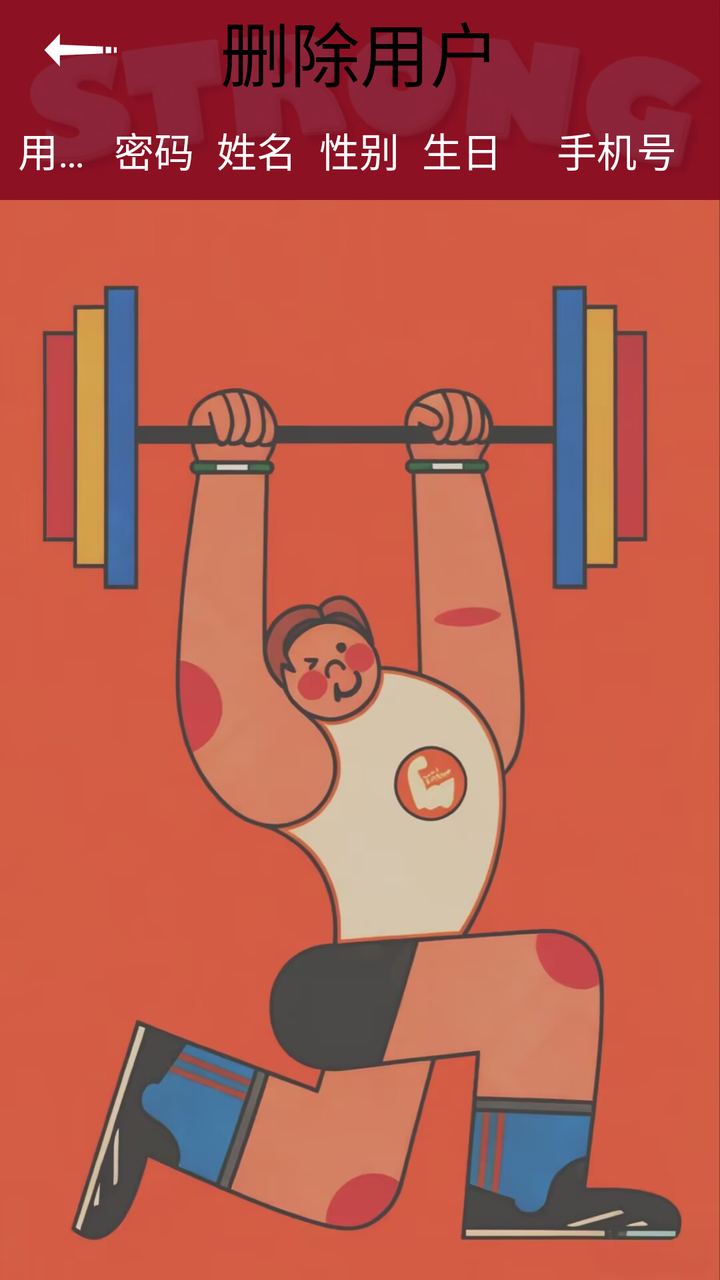
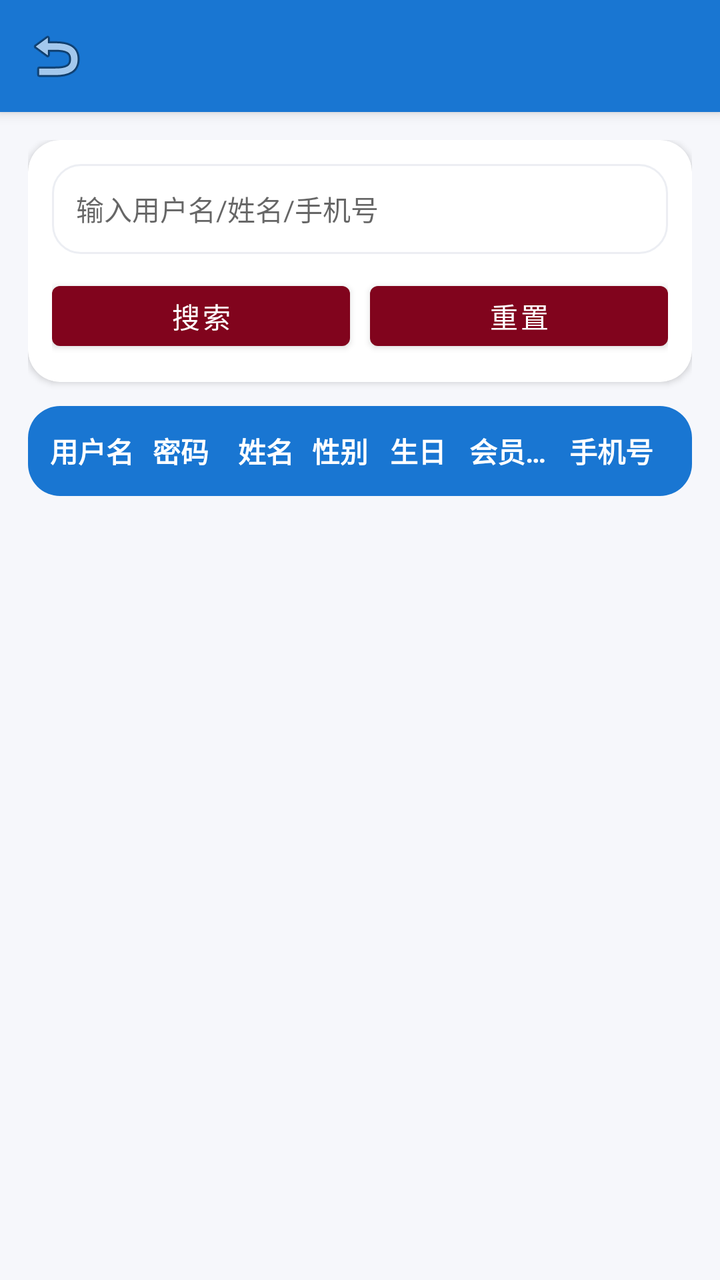

Compare the two renders of this Android layout. The source of the first and the diff that turns it into the second are given below.
<!-- AndroidManifest.xml: application theme AppTheme -->
<!-- res/layout/activity_admin_delete_users.xml -->
<?xml version="1.0" encoding="utf-8"?>
<LinearLayout xmlns:android="http://schemas.android.com/apk/res/android"
    xmlns:app="http://schemas.android.com/apk/res-auto"
    xmlns:tools="http://schemas.android.com/tools"
    android:background="@drawable/i4"
    android:layout_width="match_parent"
    android:layout_height="match_parent"
    android:orientation="vertical"
    tools:context="com.example.administrator.sportmanager.admin.houtai_admin.admin_delete_users">

    <RelativeLayout
        android:layout_width="match_parent"
        android:layout_height="50dp">

        <TextView
            android:id="@+id/textView"
            android:layout_width="match_parent"
            android:layout_height="wrap_content"
            android:layout_marginLeft="0dp"
            android:background="#D77F041D"
            android:gravity="center_horizontal"

            android:text="删除用户"
            android:textColor="@color/black"
            android:textSize="35sp" />

        <ImageButton
            android:id="@+id/editreader_back"
            android:layout_width="50dp"
            android:layout_height="50dp"
            android:layout_alignBottom="@+id/textView"
            android:layout_alignParentStart="true"
            android:layout_alignParentLeft="true"
            android:layout_marginStart="15dp"
            android:layout_marginLeft="15dp"
            android:background="@color/transparent"
            app:srcCompat="@mipmap/left_arrow" />

    </RelativeLayout>

    <LinearLayout
        android:layout_width="match_parent"
        android:layout_height="50dp"
        android:orientation="horizontal"
        android:gravity="center"
        android:background="#D77F041D"
        >

        <TextView
            android:layout_width="0dp"
            android:layout_height="wrap_content"
            android:layout_weight="1"
            android:gravity="center"
            android:singleLine="true"
            android:text="用户名"
            android:textSize="20sp"
            android:textColor="@color/white"/>

        <TextView
            android:layout_width="0dp"
            android:layout_height="wrap_content"
            android:layout_weight="1"
            android:gravity="center"
            android:singleLine="true"
            android:text="密码"
            android:textSize="20sp"
            android:textColor="@color/white"/>

        <TextView
            android:layout_width="0dp"
            android:layout_height="wrap_content"
            android:layout_weight="1"
            android:gravity="center"
            android:singleLine="true"
            android:text="姓名"
            android:textSize="20sp"
            android:textColor="@color/white"/>

        <TextView
            android:layout_width="0dp"
            android:layout_height="wrap_content"
            android:layout_weight="1"
            android:gravity="center"
            android:singleLine="true"
            android:text="性别"
            android:textSize="20sp"
            android:textColor="@color/white"/>

        <TextView
            android:layout_width="0dp"
            android:layout_height="wrap_content"
            android:layout_weight="1"
            android:gravity="center"
            android:singleLine="true"
            android:text="生日"
            android:textSize="20sp"
            android:textColor="@color/white"/>

        <TextView
            android:layout_width="0dp"
            android:layout_height="wrap_content"
            android:layout_weight="2"
            android:gravity="center"
            android:singleLine="true"
            android:text="手机号"
            android:textSize="20sp"
            android:textColor="@color/white"/>


    </LinearLayout>

    <ListView
        android:id="@+id/edit_reader_list"
        android:layout_width="match_parent"
        android:layout_height="match_parent"></ListView>
</LinearLayout>
<!-- resources referenced by this layout -->
<resources>
  <color name="black">#FF000000</color>
  <color name="transparent">#00000000</color>
  <color name="white">#FFFFFFFF</color>
  <!-- drawable i4: jpg bitmap (drawable, 135880 bytes) -->
  <!-- mipmap left_arrow: png bitmap (mipmap-xxhdpi, 874 bytes) -->
  <style name="AppTheme" parent="Theme.MaterialComponents.Light.NoActionBar">
          <item name="colorPrimary">#81041D</item>
          <item name="colorPrimaryVariant">#80041D</item>
          <item name="colorSecondary">#81041D</item>
      </style>
</resources>

<!-- the commit's change to res/layout/activity_admin_delete_users.xml (unified diff, before → after) -->
@@ -1,116 +1,140 @@
 <?xml version="1.0" encoding="utf-8"?>
-<LinearLayout xmlns:android="http://schemas.android.com/apk/res/android"
+<androidx.coordinatorlayout.widget.CoordinatorLayout
+    xmlns:android="http://schemas.android.com/apk/res/android"
     xmlns:app="http://schemas.android.com/apk/res-auto"
-    xmlns:tools="http://schemas.android.com/tools"
-    android:background="@drawable/i4"
     android:layout_width="match_parent"
     android:layout_height="match_parent"
-    android:orientation="vertical"
-    tools:context="com.example.administrator.sportmanager.admin.houtai_admin.admin_delete_users">
+    android:background="#F6F7FB">
 
-    <RelativeLayout
+    <com.google.android.material.appbar.AppBarLayout
         android:layout_width="match_parent"
-        android:layout_height="50dp">
+        android:layout_height="wrap_content">
 
-        <TextView
-            android:id="@+id/textView"
+        <com.google.android.material.appbar.MaterialToolbar
+            android:id="@+id/adminUserDeleteTopBar"
             android:layout_width="match_parent"
             android:layout_height="wrap_content"
-            android:layout_marginLeft="0dp"
-            android:background="#D77F041D"
-            android:gravity="center_horizontal"
-
-            android:text="删除用户"
-            android:textColor="@color/black"
-            android:textSize="35sp" />
-
-        <ImageButton
-            android:id="@+id/editreader_back"
-            android:layout_width="50dp"
-            android:layout_height="50dp"
-            android:layout_alignBottom="@+id/textView"
-            android:layout_alignParentStart="true"
-            android:layout_alignParentLeft="true"
-            android:layout_marginStart="15dp"
-            android:layout_marginLeft="15dp"
-            android:background="@color/transparent"
-            app:srcCompat="@mipmap/left_arrow" />
-
-    </RelativeLayout>
+            android:background="@color/colorPrimary"
+            android:title="删除用户"
+            android:titleTextColor="@color/white"
+            app:navigationIcon="@android:drawable/ic_menu_revert"/>
+    </com.google.android.material.appbar.AppBarLayout>
 
     <LinearLayout
         android:layout_width="match_parent"
-        android:layout_height="50dp"
-        android:orientation="horizontal"
-        android:gravity="center"
-        android:background="#D77F041D"
-        >
+        android:layout_height="match_parent"
+        android:orientation="vertical"
+        android:padding="14dp"
+        app:layout_behavior="@string/appbar_scrolling_view_behavior">
 
-        <TextView
-            android:layout_width="0dp"
+        <com.google.android.material.card.MaterialCardView
+            android:layout_width="match_parent"
             android:layout_height="wrap_content"
+            app:cardCornerRadius="16dp"
+            app:cardElevation="2dp">
+
+            <LinearLayout
+                android:layout_width="match_parent"
+                android:layout_height="wrap_content"
+                android:padding="12dp"
+                android:orientation="vertical">
+
+                <EditText
+                    android:id="@+id/et_keyword"
+                    android:layout_width="match_parent"
+                    android:layout_height="45dp"
+                    android:hint="输入用户名/姓名/手机号"
+                    android:background="@drawable/bg_admin_card"
+                    android:paddingStart="12dp"
+                    android:paddingEnd="12dp"
+                    android:textSize="14sp"/>
+
+                <LinearLayout
+                    android:layout_width="match_parent"
+                    android:layout_height="wrap_content"
+                    android:orientation="horizontal"
+                    android:layout_marginTop="10dp">
+
+                    <Button
+                        android:id="@+id/btn_search"
+                        android:layout_width="0dp"
+                        android:layout_height="42dp"
+                        android:layout_weight="1"
+                        android:text="搜索"/>
+
+                    <Button
+                        android:id="@+id/btn_reset"
+                        android:layout_width="0dp"
+                        android:layout_height="42dp"
+                        android:layout_weight="1"
+                        android:layout_marginStart="10dp"
+                        android:text="重置"/>
+                </LinearLayout>
+            </LinearLayout>
+        </com.google.android.material.card.MaterialCardView>
+
+        
+        <com.google.android.material.card.MaterialCardView
+            android:layout_width="match_parent"
+            android:layout_height="wrap_content"
+            android:layout_marginTop="12dp"
+            app:cardCornerRadius="16dp"
+            app:cardElevation="1dp">
+
+            <LinearLayout
+                android:layout_width="match_parent"
+                android:layout_height="45dp"
+                android:orientation="horizontal"
+                android:gravity="center_vertical"
+                android:paddingStart="10dp"
+                android:paddingEnd="10dp"
+                android:background="@color/colorPrimary">
+
+                <TextView android:layout_width="0dp" android:layout_height="wrap_content"
+                    android:layout_weight="1.2" android:text="用户名"
+                    android:textColor="@color/white" android:textStyle="bold"
+                    android:gravity="center" android:singleLine="true"/>
+
+                <TextView android:layout_width="0dp" android:layout_height="wrap_content"
+                    android:layout_weight="1.2" android:text="密码"
+                    android:textColor="@color/white" android:textStyle="bold"
+                    android:gravity="center" android:singleLine="true"/>
+
+                <TextView android:layout_width="0dp" android:layout_height="wrap_content"
+                    android:layout_weight="1.1" android:text="姓名"
+                    android:textColor="@color/white" android:textStyle="bold"
+                    android:gravity="center" android:singleLine="true"/>
+
+                <TextView android:layout_width="0dp" android:layout_height="wrap_content"
+                    android:layout_weight="0.9" android:text="性别"
+                    android:textColor="@color/white" android:textStyle="bold"
+                    android:gravity="center" android:singleLine="true"/>
+
+                <TextView android:layout_width="0dp" android:layout_height="wrap_content"
+                    android:layout_weight="1.2" android:text="生日"
+                    android:textColor="@color/white" android:textStyle="bold"
+                    android:gravity="center" android:singleLine="true"/>
+
+                <TextView android:layout_width="0dp" android:layout_height="wrap_content"
+                    android:layout_weight="1.2" android:text="会员状态"
+                    android:textColor="@color/white" android:textStyle="bold"
+                    android:gravity="center" android:singleLine="true"/>
+
+                <TextView android:layout_width="0dp" android:layout_height="wrap_content"
+                    android:layout_weight="1.6" android:text="手机号"
+                    android:textColor="@color/white" android:textStyle="bold"
+                    android:gravity="center" android:singleLine="true"/>
+            </LinearLayout>
+        </com.google.android.material.card.MaterialCardView>
+
+        <ListView
+            android:id="@+id/edit_reader_list"
+            android:layout_width="match_parent"
+            android:layout_height="0dp"
             android:layout_weight="1"
-            android:gravity="center"
-            android:singleLine="true"
-            android:text="用户名"
-            android:textSize="20sp"
-            android:textColor="@color/white"/>
-
-        <TextView
-            android:layout_width="0dp"
-            android:layout_height="wrap_content"
-            android:layout_weight="1"
-            android:gravity="center"
-            android:singleLine="true"
-            android:text="密码"
-            android:textSize="20sp"
-            android:textColor="@color/white"/>
-
-        <TextView
-            android:layout_width="0dp"
-            android:layout_height="wrap_content"
-            android:layout_weight="1"
-            android:gravity="center"
-            android:singleLine="true"
-            android:text="姓名"
-            android:textSize="20sp"
-            android:textColor="@color/white"/>
-
-        <TextView
-            android:layout_width="0dp"
-            android:layout_height="wrap_content"
-            android:layout_weight="1"
-            android:gravity="center"
-            android:singleLine="true"
-            android:text="性别"
-            android:textSize="20sp"
-            android:textColor="@color/white"/>
-
-        <TextView
-            android:layout_width="0dp"
-            android:layout_height="wrap_content"
-            android:layout_weight="1"
-            android:gravity="center"
-            android:singleLine="true"
-            android:text="生日"
-            android:textSize="20sp"
-            android:textColor="@color/white"/>
-
-        <TextView
-            android:layout_width="0dp"
-            android:layout_height="wrap_content"
-            android:layout_weight="2"
-            android:gravity="center"
-            android:singleLine="true"
-            android:text="手机号"
-            android:textSize="20sp"
-            android:textColor="@color/white"/>
-
+            android:layout_marginTop="10dp"
+            android:divider="@android:color/transparent"
+            android:dividerHeight="8dp"/>
 
     </LinearLayout>
-
-    <ListView
-        android:id="@+id/edit_reader_list"
-        android:layout_width="match_parent"
-        android:layout_height="match_parent"></ListView>
-</LinearLayout>
+</androidx.coordinatorlayout.widget.CoordinatorLayout>
<!-- resource entries referenced after the edit -->
@@ -1,10 +1,14 @@
 <!-- resources referenced by this layout -->
 <resources>
-  <color name="black">#FF000000</color>
-  <color name="transparent">#00000000</color>
+  <color name="colorPrimary">#1976D2</color>
   <color name="white">#FFFFFFFF</color>
-  <!-- drawable i4: jpg bitmap (drawable, 135880 bytes) -->
-  <!-- mipmap left_arrow: png bitmap (mipmap-xxhdpi, 874 bytes) -->
+  <!-- drawable bg_admin_card (drawable) -->
+  <?xml version="1.0" encoding="utf-8"?>
+  <shape xmlns:android="http://schemas.android.com/apk/res/android">
+      <solid android:color="#FFFFFF"/>
+      <corners android:radius="14dp"/>
+      <stroke android:width="1dp" android:color="#ECEEF3"/>
+  </shape>
   <style name="AppTheme" parent="Theme.MaterialComponents.Light.NoActionBar">
           <item name="colorPrimary">#81041D</item>
           <item name="colorPrimaryVariant">#80041D</item>
